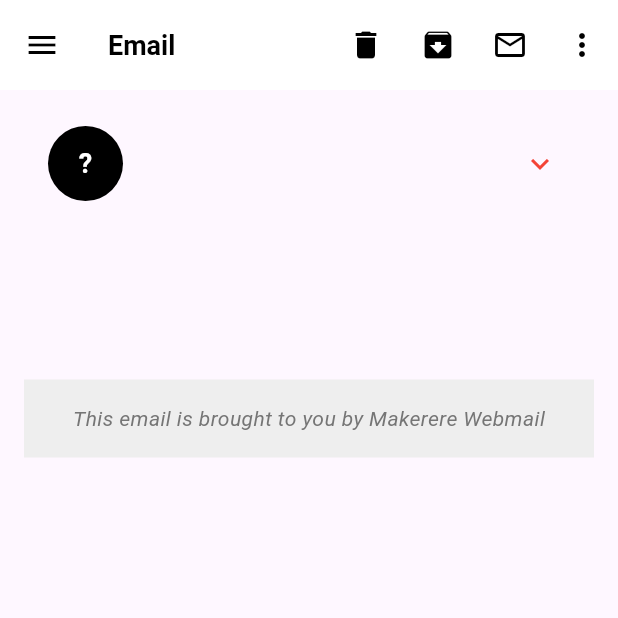
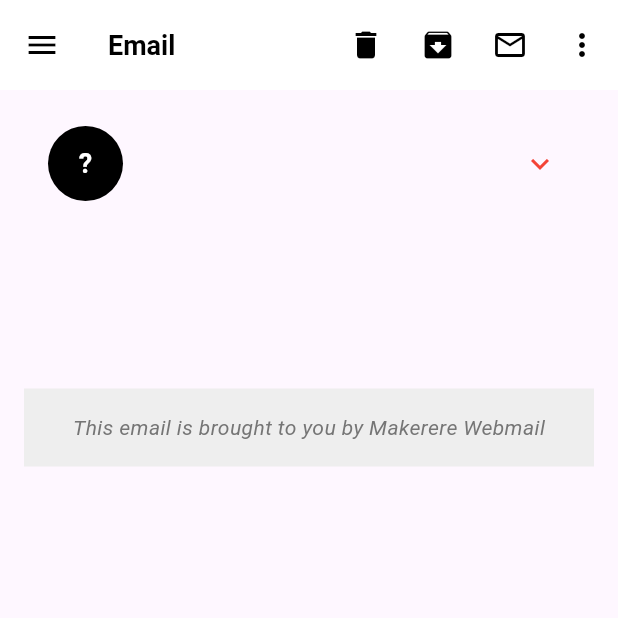
Before and after one commit to Aurits/webmail_v3, a Flutter app: the EmailDetailPage screen opened directly with empty values, on a phone screen of 412 x 824 dp, the top half of it. Run offline on Flutter 3.47's test engine with Material 3 defaults, Android fonts, the phone set to English and light mode, and no system bars; our stand-ins replace dio, flutter_form_builder, flutter_widget_from_html, form_builder_validators, settings_ui, sqflite; accounts and stored records are empty.

Commit message:
Feb 5, 2024, 12:07 PM

```diff
--- a/lib/pages/emails/email_detail_page.dart
+++ b/lib/pages/emails/email_detail_page.dart
@@ -135,7 +135,7 @@ class EmailDetailPage extends StatelessWidget {
                 // Handle expansion state if needed
               },
             ),
-            const SizedBox(height: 20),
+            const SizedBox(height: 26),
             Center(
               child: Text(
                 email.subject,
```
